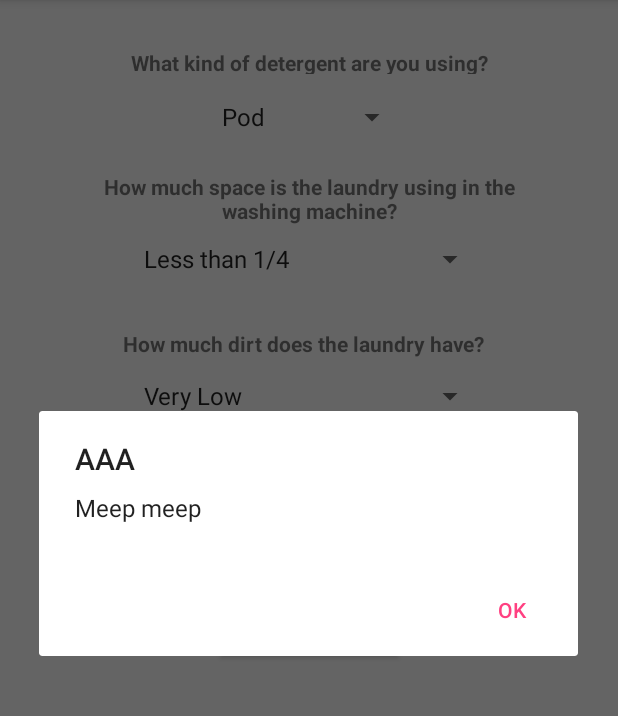
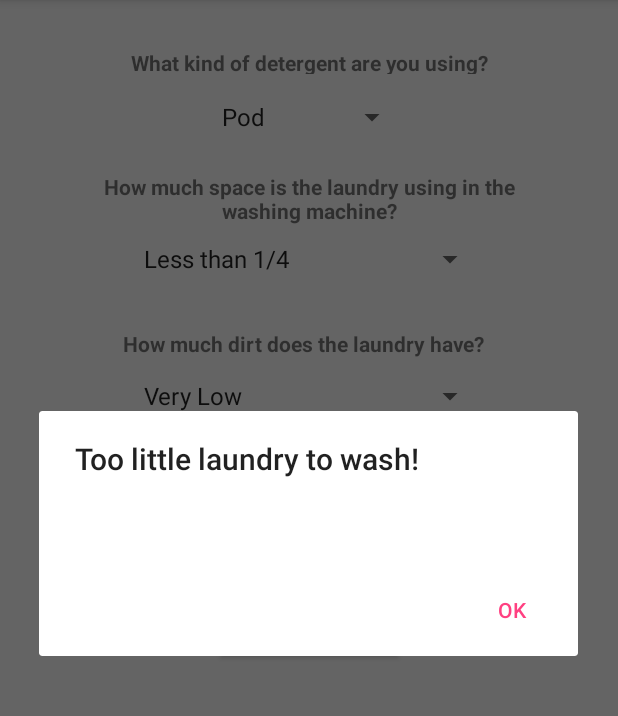
Before and after one commit to GregPDesSCH/DETERGO, an Android app: the screen it shows after launch (AssessmentActivity), after a tap on "Calculate", on a phone screen of 412 x 824 dp, the part 84-800 px from its top. Run offline under Robolectric (Android 15) with nearby library versions, the phone set to English and light mode, and no system bars; 1 statement that could not run was skipped.

Commit message:
Rough output code in place but exception needs to be fixed

```diff
--- a/Android App/app/src/main/java/io/github/gregpdessch/detergo/AssessmentActivity.java
+++ b/Android App/app/src/main/java/io/github/gregpdessch/detergo/AssessmentActivity.java
@@ -101,7 +101,17 @@ public class AssessmentActivity extends AppCompatActivity implements View.OnClic
             // TODO: Check the result of calculating how much detergent is needed (use an if-else-if block),
             // then setup and show the appropriate message dialogs the user will receive upon pressing the
             // calculate button.
-            builder.setMessage("Meep meep").setTitle("AAA").setPositiveButton("OK", null);
+            builder.setPositiveButton("OK", null);
+
+            if (detergent.laundryLoad() == LaundryMachine.HAS_TOO_LITTLE_LAUNDRY)
+                builder.setTitle(R.string.too_little_laundry_title);
+            else if (detergent.laundryLoad() == LaundryMachine.HAS_TOO_MUCH_LAUNDRY)
+                builder.setTitle(R.string.too_much_laundry_title);
+            else
+                builder.setTitle(R.string.detergent_amount_title);
+
+            builder.setMessage(detergent.amountNeededForWashing());
+
             builder.create().show();
 
         }
--- a/Android App/app/src/main/java/io/github/gregpdessch/detergo/dataModels/Detergent.java
+++ b/Android App/app/src/main/java/io/github/gregpdessch/detergo/dataModels/Detergent.java
@@ -42,7 +42,7 @@
 
     // Returns a flag on whether or not the amount of laundry is within the manufacturer's
     // recommended limits for a wash cycle.
-    DetergentEnumerations.LaundryMachine laundryLoad() {
+    public DetergentEnumerations.LaundryMachine laundryLoad() {
         switch (this.drumCapacityUse) {
             case LESS_THAN_ONE_QUARTER:
                 return DetergentEnumerations.LaundryMachine.HAS_TOO_LITTLE_LAUNDRY;
--- a/Android App/app/src/main/res/values/strings.xml
+++ b/Android App/app/src/main/res/values/strings.xml
@@ -52,8 +52,11 @@
         <item>Very Hard (more than 180 ppm)</item>
     </string-array>
     <string name="calculate_button">Calculate</string>
+    <string name="too_little_laundry_title">Too little laundry to wash!</string>
     <string name="too_little_laundry_explanation_message">By doing this, you\&#39;ll waste some water;
         wait until you have enough laundry to fill at least one quarter of the machine\&#39;s washing drum.</string>
+    <string name="too_much_laundry_title">Too much laundry to wash!</string>
     <string name="too_much_laundry_explanation_message">The machine cannot wash the load in one
         cycle; consider splitting the load into two or more as needed so that they are washed properly. Use this for the partial loads.</string>
+    <string name="detergent_amount_title">Amount needed to wash:</string>
 </resources>
```
Also changed, not shown: Android App/app/src/main/java/io/github/gregpdessch/detergo/dataModels/LiquidDetergent.java (+15 -1 lines), Android App/app/src/main/java/io/github/gregpdessch/detergo/dataModels/PodDetergent.java (+18 -1 lines), Android App/app/src/main/java/io/github/gregpdessch/detergo/dataModels/PowderDetergent.java (+15 -1 lines).
